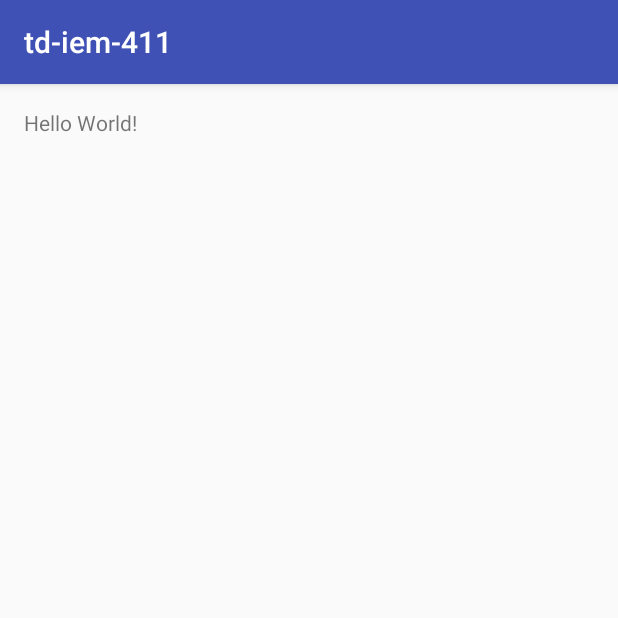
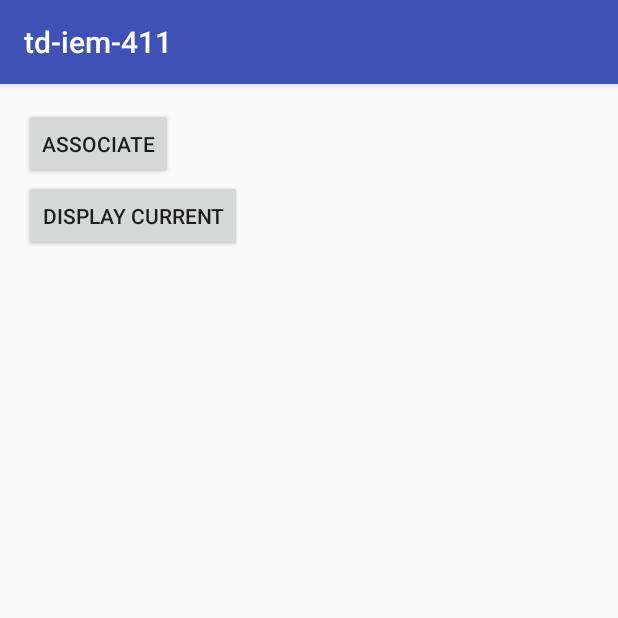
Before and after one commit to adamiltone/iem-qcode-4-11-2016, an Android app: the screen it shows after launch (MainActivity), on a phone screen of 412 x 824 dp, the top half of it. Run offline under Robolectric (Android 15) with nearby library versions, the phone set to English and light mode, and no system bars; our stand-ins replace ButterKnife.

Commit message:
[FEAT] question 1.3

```diff
--- a/app/src/main/res/layout/activity_main.xml
+++ b/app/src/main/res/layout/activity_main.xml
@@ -1,5 +1,5 @@
 <?xml version="1.0" encoding="utf-8"?>
-<RelativeLayout xmlns:android="http://schemas.android.com/apk/res/android"
+<LinearLayout xmlns:android="http://schemas.android.com/apk/res/android"
     xmlns:tools="http://schemas.android.com/tools"
     android:id="@+id/activity_main"
     android:layout_width="match_parent"
@@ -8,10 +8,22 @@
     android:paddingLeft="@dimen/activity_horizontal_margin"
     android:paddingRight="@dimen/activity_horizontal_margin"
     android:paddingTop="@dimen/activity_vertical_margin"
+    android:orientation="vertical"
     tools:context="com.amiltone.td_iem_411.MainActivity">
 
-    <TextView
+    <Button
+        android:id="@+id/activity_main_button_associate"
         android:layout_width="wrap_content"
         android:layout_height="wrap_content"
-        android:text="Hello World!" />
-</RelativeLayout>
+        android:text="@string/button_label_associate"/>
+    <Button
+        android:id="@+id/activity_main_button_retrieve"
+        android:layout_width="wrap_content"
+        android:layout_height="wrap_content"
+        android:text="@string/button_label_retrieve"/>
+
+    <TextView
+        android:id="@+id/activity_main_tv_content"
+        android:layout_width="wrap_content"
+        android:layout_height="wrap_content" />
+</LinearLayout>
--- a/app/src/main/res/values/strings.xml
+++ b/app/src/main/res/values/strings.xml
@@ -1,3 +1,6 @@
 <resources>
     <string name="app_name">td-iem-411</string>
+    <string name="button_label_associate">Associate</string>
+    <string name="button_label_detail">Detail</string>
+    <string name="button_label_retrieve">Display current</string>
 </resources>
```
Also changed, not shown: app/build.gradle (+13 -0 lines), app/src/main/java/com/amiltone/td_iem_411/MainActivity.java (+27 -0 lines).
